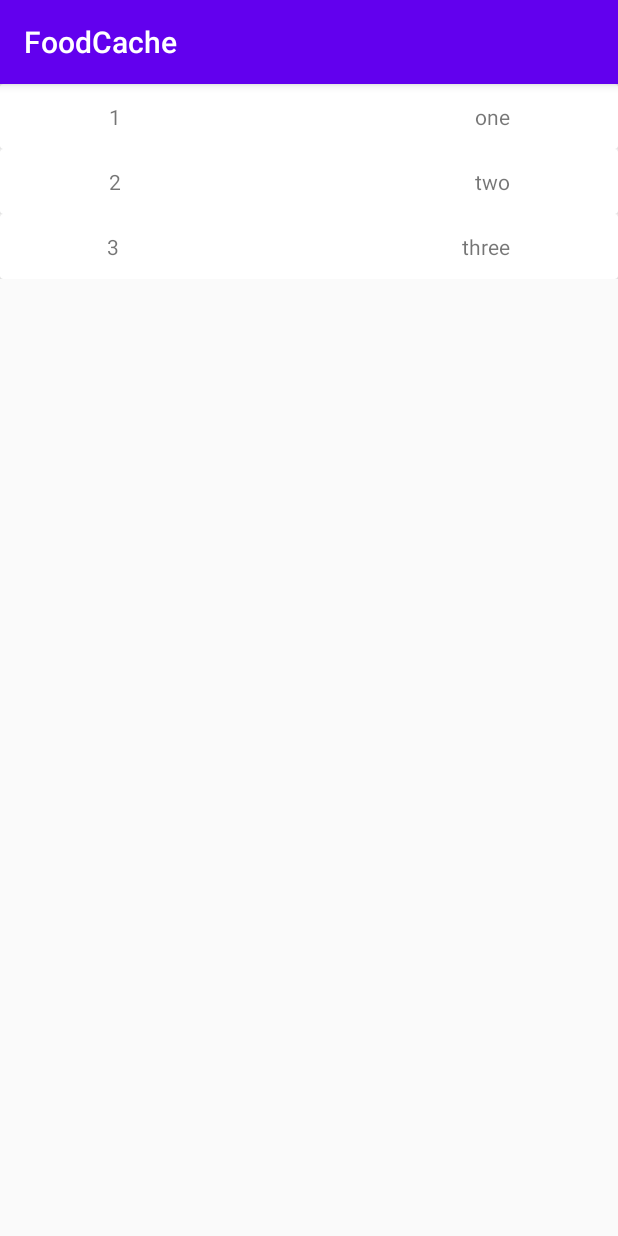
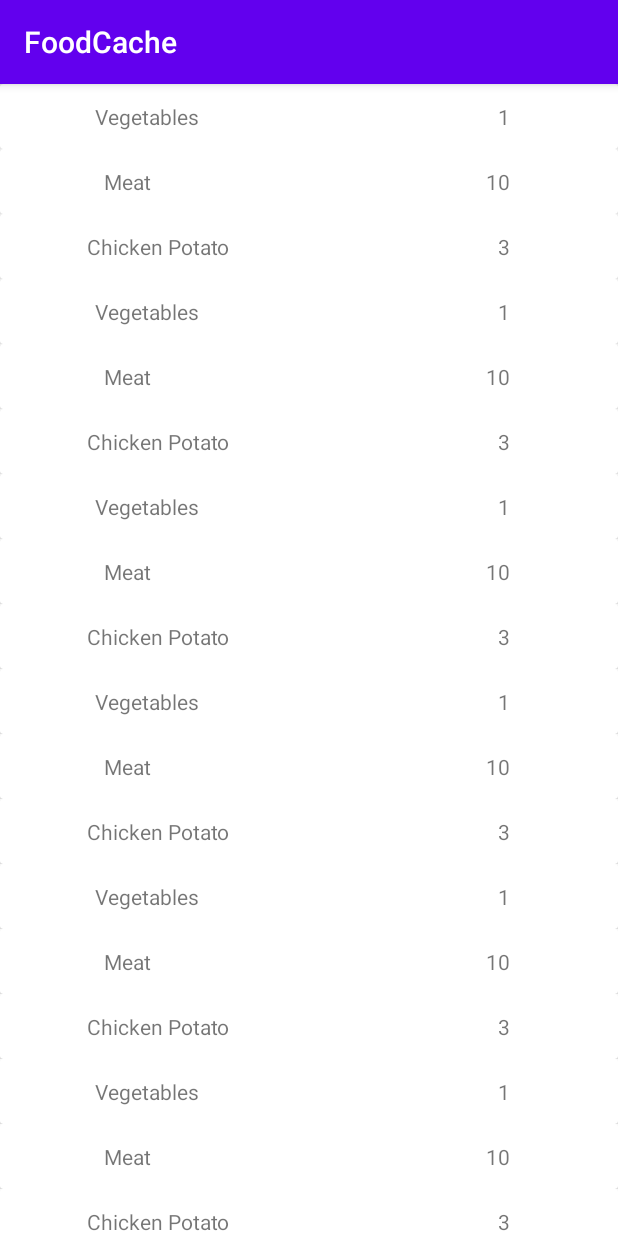
Before and after one commit to samuelfangjw/FoodCache, an Android app: the screen it shows after launch once a user with an empty profile is signed in (InventoryActivity), on a phone screen of 412 x 824 dp. Run offline under Robolectric (Android 15) with nearby library versions, the phone set to English and light mode, and no system bars; our stand-ins replace Firebase (no records; nobody signed in at launch, a user with empty details on screens opened directly); libraries missing offline, so code that uses them is left out: com.firebase.ui.

Commit message:
added more data to test recycler view

```diff
--- a/app/src/main/java/com/breakfastseta/foodcache/RecyclerViewAdapter.java
+++ b/app/src/main/java/com/breakfastseta/foodcache/RecyclerViewAdapter.java
@@ -4,7 +4,6 @@ import android.content.Context;
 import android.view.LayoutInflater;
 import android.view.View;
 import android.view.ViewGroup;
-import android.widget.ImageView;
 import android.widget.TextView;
 
 import androidx.annotation.NonNull;
@@ -46,8 +45,8 @@ public class RecyclerViewAdapter extends RecyclerView.Adapter<RecyclerViewAdapte
 
         public MyViewHolder(@NonNull View itemView) {
             super(itemView);
-            myText1 = itemView.findViewById(R.id.test1);
-            myText2 = itemView.findViewById(R.id.test2);
+            myText1 = itemView.findViewById(R.id.item);
+            myText2 = itemView.findViewById(R.id.quantity);
         }
     }
 }
--- a/app/src/main/res/layout/my_row.xml
+++ b/app/src/main/res/layout/my_row.xml
@@ -19,21 +19,21 @@
             android:layout_height="match_parent">
 
             <TextView
-                android:id="@+id/test1"
+                android:id="@+id/item"
                 android:layout_width="wrap_content"
                 android:layout_height="wrap_content"
-                android:text="TextView"
-                app:layout_constraintEnd_toStartOf="@+id/test2"
+                android:text="Item"
+                app:layout_constraintEnd_toStartOf="@+id/quantity"
                 app:layout_constraintHorizontal_bias="0.205"
                 app:layout_constraintStart_toStartOf="parent"
                 app:layout_constraintTop_toTopOf="parent" />
 
             <TextView
-                android:id="@+id/test2"
+                android:id="@+id/quantity"
                 android:layout_width="wrap_content"
                 android:layout_height="wrap_content"
                 android:layout_marginEnd="60dp"
-                android:text="TextView"
+                android:text="Quantity"
                 app:layout_constraintEnd_toEndOf="parent"
                 app:layout_constraintTop_toTopOf="parent" />
         </androidx.constraintlayout.widget.ConstraintLayout>
--- a/app/src/main/res/values/strings.xml
+++ b/app/src/main/res/values/strings.xml
@@ -4,14 +4,44 @@
 
     //testing and testing2 used for debugging features
     <string-array name="testing">
-        <item>1</item>
-        <item>2</item>
-        <item>3</item>
+        <item>Vegetables</item>
+        <item>Meat</item>
+        <item>Chicken Potato</item>
+        <item>Vegetables</item>
+        <item>Meat</item>
+        <item>Chicken Potato</item>
+        <item>Vegetables</item>
+        <item>Meat</item>
+        <item>Chicken Potato</item>
+        <item>Vegetables</item>
+        <item>Meat</item>
+        <item>Chicken Potato</item>
+        <item>Vegetables</item>
+        <item>Meat</item>
+        <item>Chicken Potato</item>
+        <item>Vegetables</item>
+        <item>Meat</item>
+        <item>Chicken Potato</item>
     </string-array>
 
     <string-array name="testing2">
-        <item>one</item>
-        <item>two</item>
-        <item>three</item>
+        <item>1</item>
+        <item>10</item>
+        <item>3</item>
+        <item>1</item>
+        <item>10</item>
+        <item>3</item>
+        <item>1</item>
+        <item>10</item>
+        <item>3</item>
+        <item>1</item>
+        <item>10</item>
+        <item>3</item>
+        <item>1</item>
+        <item>10</item>
+        <item>3</item>
+        <item>1</item>
+        <item>10</item>
+        <item>3</item>
     </string-array>
 </resources>
```
